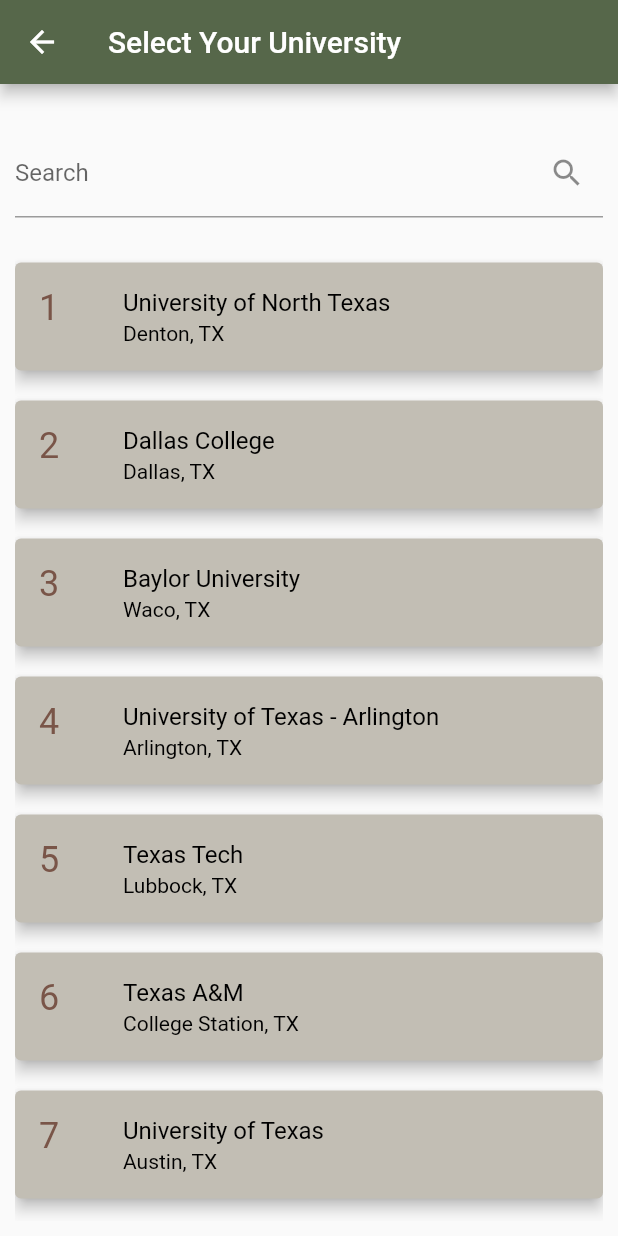
After one commit to omgymna/research-finder-JATA, a Flutter app: the SelectUniScreen screen opened directly, on a phone screen of 412 x 824 dp. The commit adds this screen. Run offline on Flutter 3.47's test engine with Material 2 defaults, Android fonts, the phone set to English and light mode, and no system bars.

Commit message:
adding screen for selecting uni

```diff
--- /dev/null
+++ b/researchfinder_1/lib/Screens/select_uni_scree.dart
@@ -0,0 +1,111 @@
+import 'package:flutter/material.dart';
+import 'package:flutter/services.dart';
+import 'package:researchfinder_1/constants.dart';
+
+
+
+
+
+
+class SelectUniScreen extends StatefulWidget {
+  const SelectUniScreen({Key? key}) : super(key: key);
+
+  @override
+  State<SelectUniScreen> createState() => _SelectUniversity();
+}
+
+class _SelectUniversity extends State<SelectUniScreen>{
+
+    final List<Map<String, dynamic>> _allUsers = [
+    {"id": 1, "name": "University of North Texas", "city": "Denton, TX"},
+    {"id": 2, "name": "Dallas College", "city": "Dallas, TX"},
+    {"id": 3, "name": "Baylor University", "city": "Waco, TX"},
+    {"id": 4, "name": "University of Texas - Arlington", "city": "Arlington, TX"},
+    {"id": 5, "name": "Texas Tech", "city": "Lubbock, TX"},
+    {"id": 6, "name": "Texas A&M", "city": "College Station, TX"},
+    {"id": 7, "name": "University of Texas", "city": "Austin, TX"},
+    {"id": 8, "name": "Southern Methodist University", "city": "Dallas, TX"},
+  ];
+
+  List<Map<String, dynamic>> _foundUsers = [];
+  @override
+  initState() {
+
+    _foundUsers = _allUsers;
+    super.initState();
+  }
+
+   void _runFilter(String enteredKeyword) {
+    List<Map<String, dynamic>> results = [];
+    if (enteredKeyword.isEmpty) {
+      // if the search field is empty or only contains white-space, we'll display all users
+      results = _allUsers;
+    } else {
+      results = _allUsers
+          .where((user) =>
+          user["name"].toLowerCase().contains(enteredKeyword.toLowerCase()))
+          .toList();
+      // we use the toLowerCase() method to make it case-insensitive
+    }
+
+  }
+
+  @override
+  Widget build(BuildContext context) {
+    return Scaffold(
+      appBar: AppBar(
+        title: const Text('Select Your University'),
+        backgroundColor: Color(0xFF56674A),
+      ),
+      body: Padding(
+
+        padding: const EdgeInsets.all(10),
+        child: Column(
+          children: [
+            const SizedBox(
+              height: 20,
+            ),
+            TextField(
+              onChanged: (value) => _runFilter(value),
+              decoration: const InputDecoration(
+                  labelText: 'Search', suffixIcon: Icon(Icons.search)),
+            ),
+            const SizedBox(
+              height: 20,
+            ),
+            Expanded(
+              child: _foundUsers.isNotEmpty
+                  ? ListView.builder(
+                itemCount: _foundUsers.length,
+                itemBuilder: (context, index) => Card(
+                  key: ValueKey(_foundUsers[index]["id"]),
+                  color: Color(0xFFc2beb4),
+                  elevation: 4,
+                  margin: const EdgeInsets.symmetric(vertical: 10),
+                  child: ListTile(
+                    leading: SelectableText(
+                      _foundUsers[index]["id"].toString(),
+                      style: const TextStyle(fontSize: 24, color:Colors.brown),
+                    ),
+                    title: SelectableText(
+                      _foundUsers[index]['name'], style:TextStyle(
+                      color:Colors.black
+                    )),
+                    subtitle: SelectableText(
+                        '${_foundUsers[index]["city"]}',style:TextStyle(
+                        color:Colors.black
+                    )),
+                  ),
+                ),
+              )
+                  : const Text(
+                'No results found',
+                style: TextStyle(fontSize: 24),
+              ),
+            ),
+          ],
+        ),
+      ),
+    );
+  }
+}
--- a/researchfinder_1/lib/main.dart
+++ b/researchfinder_1/lib/main.dart
@@ -1,5 +1,6 @@
 import 'package:flutter/material.dart';
 import 'package:researchfinder_1/login_screen.dart';
+
 
 void main() => runApp(MyApp());
 
```
